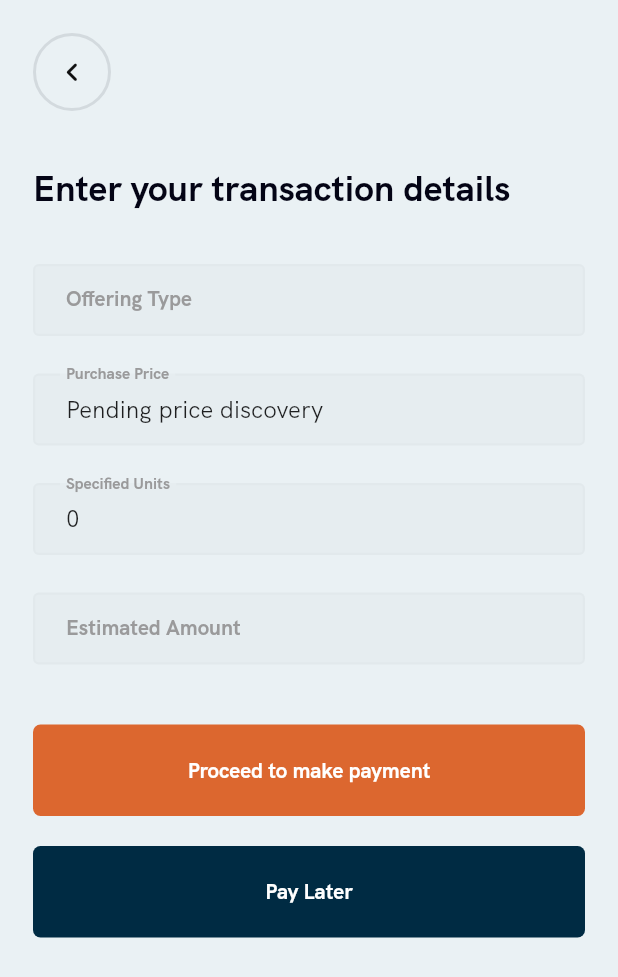
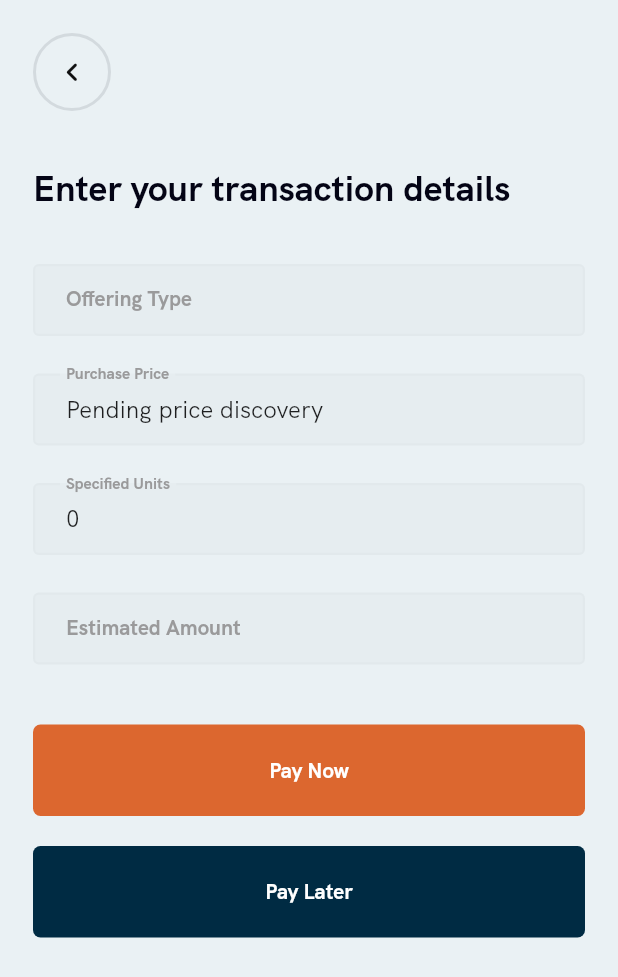
Before and after one commit to InvestNaija/e-offering-mobile, a Flutter app: the ExpressionOfInterestScreen screen opened directly with empty values, on a phone screen of 412 x 824 dp. Shown: the top 977 px of the screen. Run offline on Flutter 3.47's test engine with Material 2 defaults, Android fonts, the phone set to English and light mode, and no system bars; our stand-ins replace audioplayers, camera, flutter_html, flutter_svg, image_picker, shared_preferences and 2 more; missing offline and left inert: image_picker_platform_interface; accounts and stored records are empty; network calls fail.

Commit message:
work in progress

```diff
--- a/lib/screens/enter_cscs_number.dart
+++ b/lib/screens/enter_cscs_number.dart
@@ -123,9 +123,9 @@ class _EnterCscsNumberState extends State<EnterCscsNumber> with DialogMixins {
 
   @override
   void dispose() {
-    super.dispose();
     _cscsNumberTextEditingController.clear();
     _assetsProvider.verifiedName = '';
     _assetsProvider.cscsVerified = false;
+    super.dispose();
   }
 }
--- a/lib/screens/expression_of_interest_screen.dart
+++ b/lib/screens/expression_of_interest_screen.dart
@@ -118,7 +118,7 @@ class _ExpressionOfInterestScreenState extends State<ExpressionOfInterestScreen>
                 Consumer3<AssetsProvider, CustomerProvider, PaymentProvider>(
                   builder: (context, assetsProvider, customerProvider, paymentProvider, child) {
                     return CustomButton(
-                      data: "Proceed to make payment",
+                      data: "Pay Now",
                       isLoading: assetsProvider.isMakingReservation || paymentProvider.isFetchingPaymentLink,
                       textColor: Constants.whiteColor,
                       color: Constants.primaryColor,
```
